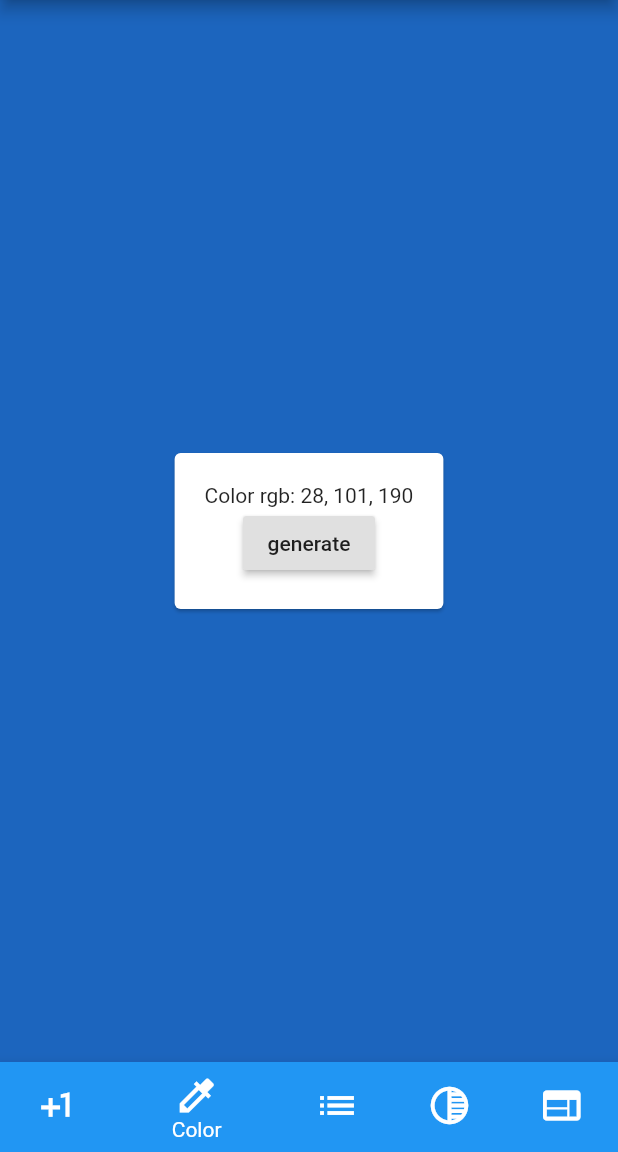
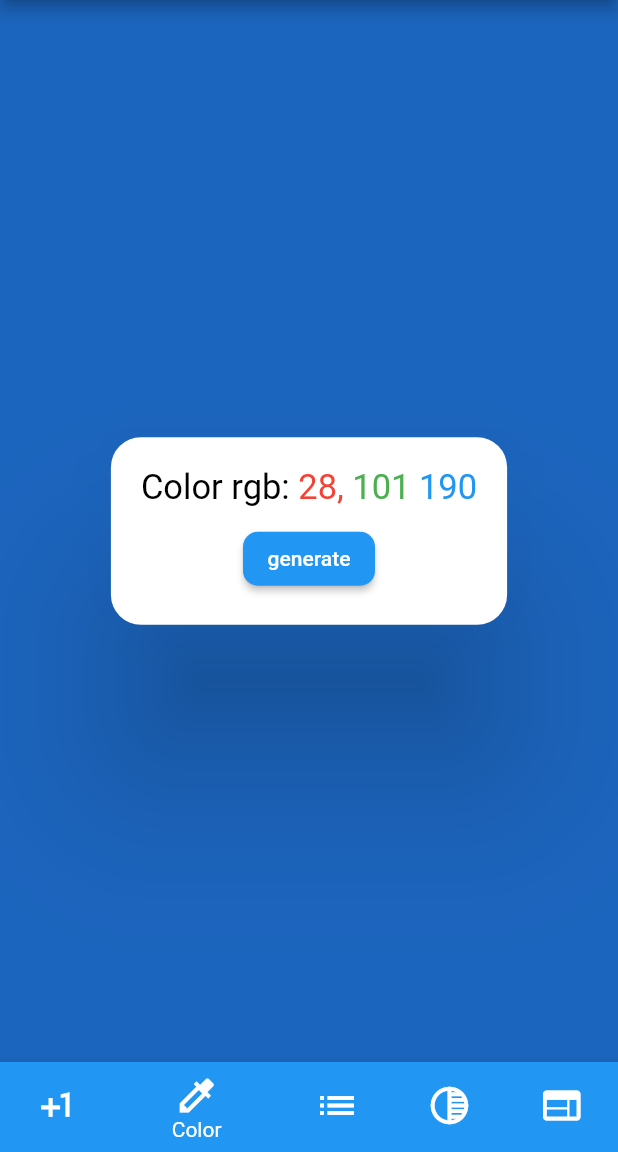
Before and after one commit to OstapFilipenko/Randomiser, a Flutter app: the screen it shows after launch, item 2 of the bottom bar chosen, after a tap on "generate", on a phone screen of 412 x 824 dp, the part 84-1236 px from its top. Run offline on Flutter 3.47's test engine with Material 2 defaults, Android fonts, the phone set to English and light mode, and no system bars; our stand-ins replace sqflite, webview_flutter; missing offline and left inert: iso_countries; accounts and stored records are empty.

Commit message:
added some design

```diff
--- a/lib/Pages/AddNewList.dart
+++ b/lib/Pages/AddNewList.dart
@@ -84,7 +84,10 @@ class _AddNewList extends State<AddNewList> {
                     color: Colors.blue),
               ),
               new Expanded(
-                  child: new ListView.builder(
+                  child: new ListView.separated(
+                      separatorBuilder: (context, index) {
+                        return new Divider();
+                      },
                       itemCount: _list.length,
                       itemBuilder: (BuildContext context, int index) {
                         final item = _list[index];
--- a/lib/Pages/ColorsGen.dart
+++ b/lib/Pages/ColorsGen.dart
@@ -14,9 +14,9 @@ class _ColorsGen extends State<ColorsGen> {
 
   void _randomColor() {
     setState(() {
-      red = 0 + rng.nextInt(256-0);
-      green = 0 + rng.nextInt(256-0);
-      blue = 0 + rng.nextInt(256-0);
+      red = 0 + rng.nextInt(256 - 0);
+      green = 0 + rng.nextInt(256 - 0);
+      blue = 0 + rng.nextInt(256 - 0);
     });
   }
 
@@ -27,27 +27,68 @@ class _ColorsGen extends State<ColorsGen> {
       body: new Container(
         child: new Center(
           child: new Card(
+            elevation: 50,
+            shape: RoundedRectangleBorder(
+              borderRadius: BorderRadius.circular(20.0),
+            ),
+            shadowColor: Colors.black,
             color: Colors.white,
             child: new Container(
               padding: EdgeInsets.all(20.0),
               child: new Column(
                 mainAxisSize: MainAxisSize.min,
                 children: <Widget>[
-                  new Text("Color rgb: $red, $green, $blue"),
-                  new RaisedButton(
-                    child: new Text("generate"),
-                    onPressed: () {
-                      _randomColor();
-                    }
+                  new RichText(
+                    text: new TextSpan(
+                        style: new TextStyle(
+                          fontSize: 23.0,
+                        ),
+                        children: [
+                          new TextSpan(
+                            text: "Color rgb: ",
+                            style: new TextStyle(
+                              color: Colors.black,
+                            ),
+                          ),
+                          new TextSpan(
+                            text: "$red, ",
+                            style: new TextStyle(
+                              color: Colors.red,
+                            ),
+                          ),
+                          new TextSpan(
+                            text: "$green ",
+                            style: new TextStyle(
+                              color: Colors.green,
+                            ),
+                          ),
+                          new TextSpan(
+                            text: "$blue",
+                            style: new TextStyle(
+                              color: Colors.blue,
+                            ),
+                          )
+                        ]),
+                  ),
+                  new Container(
+                    margin: EdgeInsets.only(top: 10.0),
+                    child: new RaisedButton(
+                        color: Colors.blue,
+                        textColor: Colors.white,
+                        shape: RoundedRectangleBorder(
+                          borderRadius: BorderRadius.circular(10),
+                        ),
+                        child: new Text("generate"),
+                        onPressed: () {
+                          _randomColor();
+                        }),
                   )
                 ],
               ),
             ),
           ),
+        ),
       ),
-      ),
-
-
     );
   }
 }
--- a/lib/Pages/DispItemsOfList.dart
+++ b/lib/Pages/DispItemsOfList.dart
@@ -50,7 +50,10 @@ class _DispItemsOfListState extends State<DispItemsOfList> {
       body: items.isEmpty
           ? CircularProgressIndicator()
           : Center(
-              child: new ListView.builder(
+              child: new ListView.separated(
+                  separatorBuilder: (context, index) {
+                    return new Divider();
+                  },
                   itemCount: items.length,
                   itemBuilder: (BuildContext context, int index) {
                     final item = items[index];
--- a/lib/Pages/ListsGen.dart
+++ b/lib/Pages/ListsGen.dart
@@ -41,7 +41,10 @@ class _ListsGen extends State<ListsGen> {
   Widget build(BuildContext context) {
     return Scaffold(
       body: new Center(
-          child: new ListView.builder(
+          child: new ListView.separated(
+              separatorBuilder: (context, index) {
+                return new Divider();
+              },
               itemCount: list.length,
               itemBuilder: (BuildContext context, int index) {
                 final item = list[index];
--- a/lib/Pages/NumbsGen.dart
+++ b/lib/Pages/NumbsGen.dart
@@ -6,6 +6,7 @@ class NumbersGen extends StatefulWidget {
   @override
   _NumbersGen createState() => _NumbersGen();
 }
+
 class _NumbersGen extends State<NumbersGen> {
   int _numb = 0;
   var rng = new Random();
@@ -25,58 +26,83 @@ class _NumbersGen extends State<NumbersGen> {
     super.dispose();
   }
 
-
   @override
   Widget build(BuildContext context) {
     return Scaffold(
-            body: Center(
-        child: Column(
-          mainAxisAlignment: MainAxisAlignment.center,
+      body: Column(
         children: <Widget>[
-            new Row(
+          new Container(
+            margin: EdgeInsets.fromLTRB(10.0, 30.0, 10.0, 20.0),
+            child: new Row(
               mainAxisAlignment: MainAxisAlignment.spaceEvenly,
               children: <Widget>[
                 new Container(
                   width: 100,
                   child: new TextField(
                     controller: _minValueController,
-                      decoration: new InputDecoration.collapsed(
-                        hintText: "Min"
+                    decoration: new InputDecoration(
+                      labelText: "Min",
+                      fillColor: Colors.white,
+                      border: new OutlineInputBorder(
+                        borderRadius: new BorderRadius.circular(25.0),
+                        borderSide: new BorderSide(),
+                      ),
                     ),
                     textAlign: TextAlign.center,
                     keyboardType: TextInputType.number,
-                      inputFormatters: <TextInputFormatter>[WhitelistingTextInputFormatter.digitsOnly],
+                    inputFormatters: <TextInputFormatter>[
+                      WhitelistingTextInputFormatter.digitsOnly
+                    ],
                   ),
                 ),
                 new Container(
                   width: 100,
                   child: new TextField(
                     controller: _maxValueController,
-                     decoration: new InputDecoration.collapsed(
-                        hintText: "Max"
+                    decoration: new InputDecoration(
+                      labelText: "Max",
+                      fillColor: Colors.white,
+                      border: new OutlineInputBorder(
+                        borderRadius: new BorderRadius.circular(25.0),
+                        borderSide: new BorderSide(),
+                      ),
                     ),
                     textAlign: TextAlign.center,
                     keyboardType: TextInputType.number,
-                      inputFormatters: <TextInputFormatter>[WhitelistingTextInputFormatter.digitsOnly],
+                    inputFormatters: <TextInputFormatter>[
+                      WhitelistingTextInputFormatter.digitsOnly
+                    ],
                   ),
                 )
               ],
             ),
+          ),
           new Text(
             'Your random number is:',
+            style: new TextStyle(
+                fontSize: 30.0,
+                fontWeight: FontWeight.bold,
+                color: Colors.blue),
           ),
           new Text(
             '$_numb',
-              style: Theme.of(context).textTheme.headline4,
+            style: new TextStyle(
+                fontSize: 30.0,
+                fontWeight: FontWeight.bold,
+                color: Colors.blue),
           ),
           new RaisedButton(
+              color: Colors.blue,
+              textColor: Colors.white,
+              shape: RoundedRectangleBorder(
+                borderRadius: BorderRadius.circular(10),
+              ),
               child: const Text("generate"),
-              onPressed: (){
-                _randomNumb(int.parse(_minValueController.text), int.parse(_maxValueController.text)+1);
-              }
-            )
+              onPressed: () {
+                _randomNumb(int.parse(_minValueController.text),
+                    int.parse(_maxValueController.text) + 1);
+              })
         ],
-        ),
       ),
     );
   }
```
Also changed, not shown: lib/Pages/CountriesGen.dart (+25 -6 lines). Lines whose indentation alone changed are shown as unchanged.
